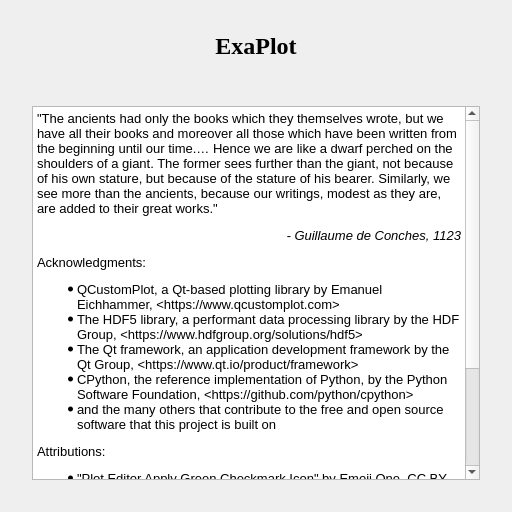
Old version of the form app/ui/about.ui in the repository bytemarx/exaplot.
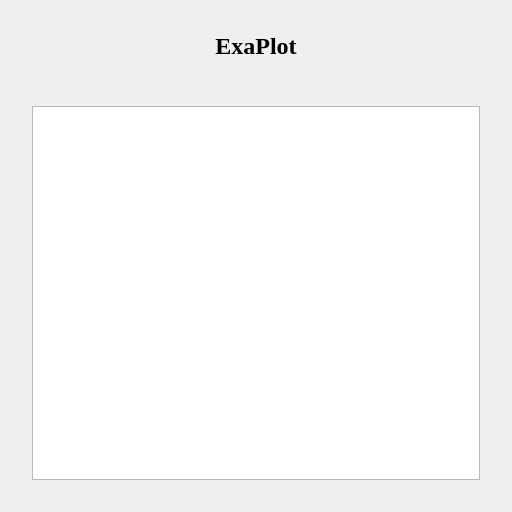
New version of the form. Icons and pictures are not drawn.

Commit message: app: Moved About dialog text to resource file

The edit to the form file:
```diff
--- a/app/ui/about.ui
+++ b/app/ui/about.ui
@@ -62,23 +62,10 @@
    </item>
    <item>
     <widget class="QTextBrowser" name="textBrowser">
-     <property name="html">
-      <string>&lt;!DOCTYPE HTML PUBLIC &quot;-//W3C//DTD HTML 4.0//EN&quot; &quot;http://www.w3.org/TR/REC-html40/strict.dtd&quot;&gt;
-&lt;html&gt;&lt;head&gt;&lt;meta name=&quot;qrichtext&quot; content=&quot;1&quot; /&gt;&lt;meta charset=&quot;utf-8&quot; /&gt;&lt;style type=&quot;text/css&quot;&gt;
-p, li { white-space: pre-wrap; }
-&lt;/style&gt;&lt;/head&gt;&lt;body style=&quot; font-family:'Ubuntu'; font-size:11pt; font-weight:400; font-style:normal;&quot;&gt;
-&lt;p style=&quot; margin-top:12px; margin-bottom:12px; margin-left:0px; margin-right:0px; -qt-block-indent:0; text-indent:0px;&quot;&gt;&lt;span style=&quot; font-family:'Times New Roman'; font-size:10pt;&quot;&gt;&amp;quot;The ancients had only the books which they themselves wrote, but we have all their books and moreover all those which have been written from the beginning until our time.… Hence we are like a dwarf perched on the shoulders of a giant. The former sees further than the giant, not because of his own stature, but because of the stature of his bearer. Similarly, we see more than the ancients, because our writings, modest as they are, are added to their great works.&amp;quot;&lt;/span&gt;&lt;/p&gt;
-&lt;p align=&quot;right&quot; style=&quot; margin-top:12px; margin-bottom:12px; margin-left:0px; margin-right:0px; -qt-block-indent:0; text-indent:0px;&quot;&gt;&lt;span style=&quot; font-family:'Times New Roman'; font-size:10pt; font-style:italic;&quot;&gt;- Guillaume de Conches, 1123&lt;/span&gt;&lt;/p&gt;
-&lt;p style=&quot; margin-top:12px; margin-bottom:12px; margin-left:0px; margin-right:0px; -qt-block-indent:0; text-indent:0px;&quot;&gt;&lt;span style=&quot; font-family:'Times New Roman'; font-size:10pt;&quot;&gt;Acknowledgments:&lt;/span&gt;&lt;/p&gt;
-&lt;ul style=&quot;margin-top: 0px; margin-bottom: 0px; margin-left: 0px; margin-right: 0px; -qt-list-indent: 1;&quot;&gt;&lt;li style=&quot; font-family:'Times New Roman'; font-size:10pt;&quot; style=&quot; margin-top:12px; margin-bottom:0px; margin-left:0px; margin-right:0px; -qt-block-indent:0; text-indent:0px;&quot;&gt;QCustomPlot, a Qt-based plotting library by Emanuel Eichhammer, &amp;lt;https://www.qcustomplot.com&amp;gt;&lt;/li&gt;
-&lt;li style=&quot; font-family:'Times New Roman'; font-size:10pt;&quot; style=&quot; margin-top:0px; margin-bottom:0px; margin-left:0px; margin-right:0px; -qt-block-indent:0; text-indent:0px;&quot;&gt;The HDF5 library, a performant data processing library by the HDF Group, &amp;lt;https://www.hdfgroup.org/solutions/hdf5&amp;gt;&lt;/li&gt;
-&lt;li style=&quot; font-family:'Times New Roman'; font-size:10pt;&quot; style=&quot; margin-top:0px; margin-bottom:0px; margin-left:0px; margin-right:0px; -qt-block-indent:0; text-indent:0px;&quot;&gt;The Qt framework, an application development framework by the Qt Group, &amp;lt;https://www.qt.io/product/framework&amp;gt;&lt;/li&gt;
-&lt;li style=&quot; font-family:'Times New Roman'; font-size:10pt;&quot; style=&quot; margin-top:0px; margin-bottom:0px; margin-left:0px; margin-right:0px; -qt-block-indent:0; text-indent:0px;&quot;&gt;CPython, the reference implementation of Python, by the Python Software Foundation, &amp;lt;https://github.com/python/cpython&amp;gt;&lt;/li&gt;
-&lt;li style=&quot; font-family:'Times New Roman'; font-size:10pt;&quot; style=&quot; margin-top:0px; margin-bottom:12px; margin-left:0px; margin-right:0px; -qt-block-indent:0; text-indent:0px;&quot;&gt;and the many others that contribute to the free and open source software that this project is built on&lt;/li&gt;&lt;/ul&gt;
-&lt;p style=&quot; margin-top:12px; margin-bottom:12px; margin-left:0px; margin-right:0px; -qt-block-indent:0; text-indent:0px;&quot;&gt;&lt;span style=&quot; font-family:'Times New Roman'; font-size:10pt;&quot;&gt;Attributions:&lt;/span&gt;&lt;/p&gt;
-&lt;ul style=&quot;margin-top: 0px; margin-bottom: 0px; margin-left: 0px; margin-right: 0px; -qt-list-indent: 1;&quot;&gt;&lt;li style=&quot; font-family:'Times New Roman'; font-size:10pt;&quot; style=&quot; margin-top:12px; margin-bottom:0px; margin-left:0px; margin-right:0px; -qt-block-indent:0; text-indent:0px;&quot;&gt;&amp;quot;Plot Editor Apply Green Checkmark Icon&amp;quot; by Emoji One, CC BY-SA 4.0 &amp;lt;https://creativecommons.org/licenses/by-sa/4.0&amp;gt;, via Wikimedia Commons&lt;/li&gt;
-&lt;li style=&quot; font-family:'Times New Roman'; font-size:10pt;&quot; style=&quot; margin-top:0px; margin-bottom:0px; margin-left:0px; margin-right:0px; -qt-block-indent:0; text-indent:0px;&quot;&gt;&amp;quot;Plot Editor Apply Red Exclamation Mark Icon&amp;quot; based on &amp;quot;Green Checkmark Icon&amp;quot; by Emoji One, modified by bytemarx/exaplot, CC BY-SA 4.0 &amp;lt;https://creativecommons.org/licenses/by-sa/4.0&amp;gt;, via Wikimedia Commons&lt;/li&gt;
-&lt;li style=&quot; font-family:'Times New Roman'; font-size:10pt;&quot; style=&quot; margin-top:0px; margin-bottom:12px; margin-left:0px; margin-right:0px; -qt-block-indent:0; text-indent:0px;&quot;&gt;Quote by Guillaume de Conches, 1123, from Jeauneau, Édouard (2009). &lt;span style=&quot; font-style:italic;&quot;&gt;Rethinking the School of Chartres&lt;/span&gt;. Univ. of Toronto Press. p. 50.&lt;/li&gt;&lt;/ul&gt;&lt;/body&gt;&lt;/html&gt;</string>
+     <property name="source">
+      <url>
+       <string>qrc:/res/about.html</string>
+      </url>
      </property>
     </widget>
    </item>
```
The commit also changes 2 other files.
